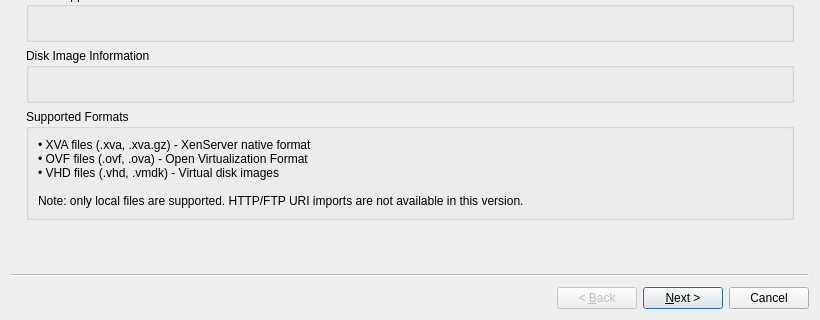
The window that src/xenadmin-ui/dialogs/importwizard.ui (benapetr/XenAdminQt) describes before a commit, drawn with Qt 5; both pictures show x 0 to 820 and y 280 to 600 of the 820 by 600 pixel window.
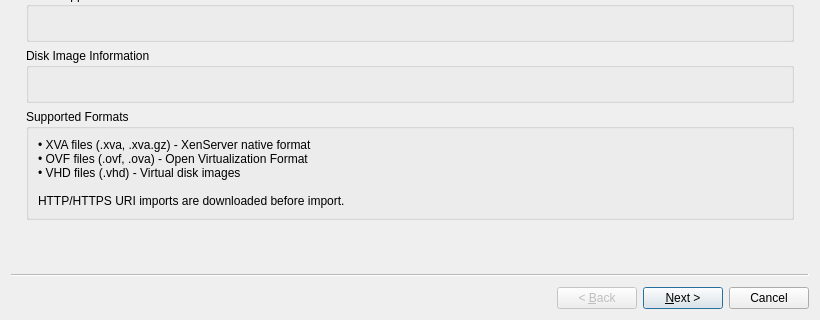
The same window after the commit.

Diff of the .ui file:
```diff
--- a/src/xenadmin-ui/dialogs/importwizard.ui
+++ b/src/xenadmin-ui/dialogs/importwizard.ui
@@ -145,9 +145,9 @@
          <property name="text">
           <string>• XVA files (.xva, .xva.gz) - XenServer native format
 • OVF files (.ovf, .ova) - Open Virtualization Format
-• VHD files (.vhd, .vmdk) - Virtual disk images
+• VHD files (.vhd) - Virtual disk images
 
-Note: only local files are supported. HTTP/FTP URI imports are not available in this version.</string>
+HTTP/HTTPS URI imports are downloaded before import.</string>
          </property>
          <property name="wordWrap">
           <bool>true</bool>
```
